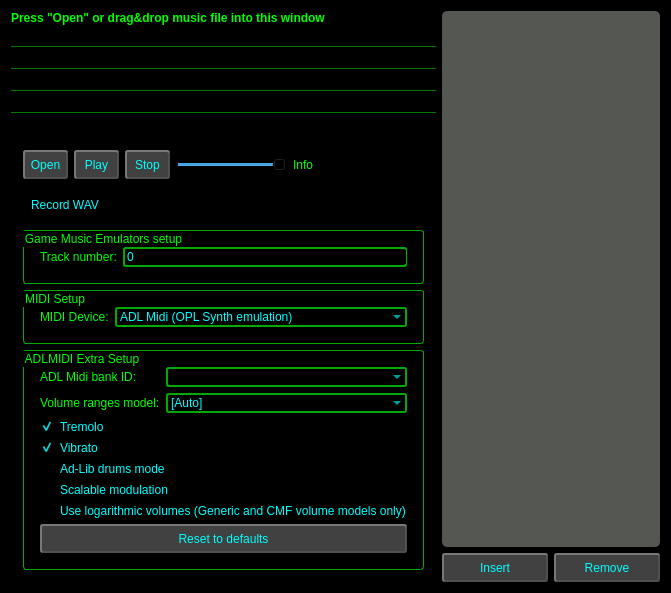
This is MusicPlayer/MainWindow/mainwindow.ui in WohlSoft/Moondust-Project as Qt 5 draws it before an edit. The edited form follows.
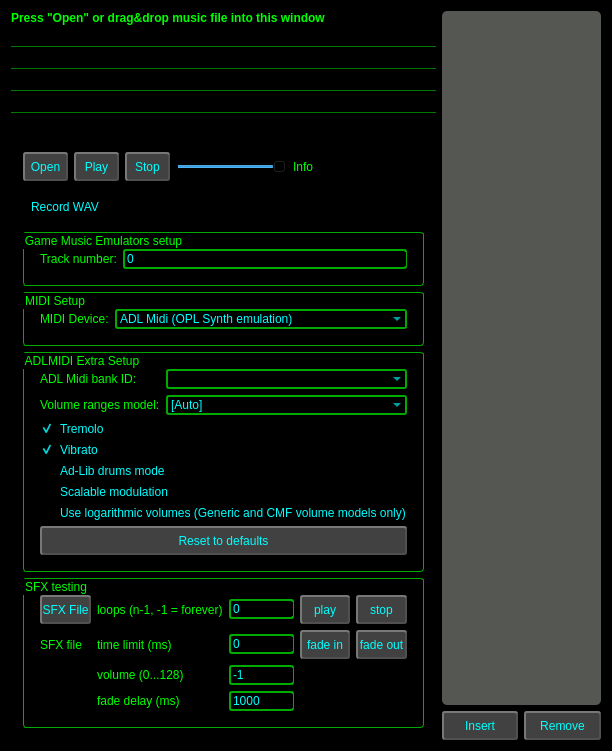
This is the edited form. Icons and pictures are not drawn.

Commit message: MisicPlayer: Added SFX testing feature (which is working independently from regular music playing)

```diff
--- a/MusicPlayer/MainWindow/mainwindow.ui
+++ b/MusicPlayer/MainWindow/mainwindow.ui
@@ -6,8 +6,8 @@
    <rect>
     <x>0</x>
     <y>0</y>
-    <width>671</width>
-    <height>593</height>
+    <width>612</width>
+    <height>751</height>
    </rect>
   </property>
   <property name="minimumSize">
@@ -327,6 +327,134 @@
          </layout>
         </widget>
        </item>
+       <item row="4" column="0" colspan="2">
+        <widget class="QGroupBox" name="sfx_testing">
+         <property name="title">
+          <string>SFX testing</string>
+         </property>
+         <layout class="QGridLayout" name="gridLayout_3">
+          <item row="0" column="0">
+           <widget class="QPushButton" name="sfx_open">
+            <property name="text">
+             <string>SFX File</string>
+            </property>
+           </widget>
+          </item>
+          <item row="0" column="1">
+           <widget class="QLabel" name="label_6">
+            <property name="text">
+             <string>loops (n-1, -1 = forever)</string>
+            </property>
+           </widget>
+          </item>
+          <item row="0" column="2">
+           <widget class="QSpinBox" name="sfx_loops">
+            <property name="minimum">
+             <number>-1</number>
+            </property>
+            <property name="maximum">
+             <number>999999999</number>
+            </property>
+           </widget>
+          </item>
+          <item row="0" column="3">
+           <widget class="QPushButton" name="sfx_play">
+            <property name="text">
+             <string>play</string>
+            </property>
+           </widget>
+          </item>
+          <item row="0" column="4">
+           <widget class="QPushButton" name="sfx_stop">
+            <property name="text">
+             <string>stop</string>
+            </property>
+           </widget>
+          </item>
+          <item row="1" column="1">
+           <widget class="QLabel" name="label_7">
+            <property name="text">
+             <string>time limit (ms)</string>
+            </property>
+           </widget>
+          </item>
+          <item row="1" column="2">
+           <widget class="QSpinBox" name="sfx_timed">
+            <property name="minimum">
+             <number>0</number>
+            </property>
+            <property name="maximum">
+             <number>9999999</number>
+            </property>
+            <property name="value">
+             <number>0</number>
+            </property>
+           </widget>
+          </item>
+          <item row="1" column="3">
+           <widget class="QPushButton" name="sfx_fadeIn">
+            <property name="text">
+             <string>fade in</string>
+            </property>
+           </widget>
+          </item>
+          <item row="1" column="4">
+           <widget class="QPushButton" name="sfx_fadeout">
+            <property name="text">
+             <string>fade out</string>
+            </property>
+           </widget>
+          </item>
+          <item row="2" column="1">
+           <widget class="QLabel" name="label_8">
+            <property name="text">
+             <string>volume (0...128)</string>
+            </property>
+           </widget>
+          </item>
+          <item row="2" column="2">
+           <widget class="QSpinBox" name="sfx_volume">
+            <property name="minimum">
+             <number>-1</number>
+            </property>
+            <property name="maximum">
+             <number>128</number>
+            </property>
+            <property name="value">
+             <number>-1</number>
+            </property>
+           </widget>
+          </item>
+          <item row="3" column="1">
+           <widget class="QLabel" name="label_9">
+            <property name="text">
+             <string>fade delay (ms)</string>
+            </property>
+           </widget>
+          </item>
+          <item row="3" column="2">
+           <widget class="QSpinBox" name="sfx_fadems">
+            <property name="maximum">
+             <number>9999999</number>
+            </property>
+            <property name="value">
+             <number>1000</number>
+            </property>
+           </widget>
+          </item>
+          <item row="1" column="0">
+           <widget class="QLabel" name="sfx_file">
+            <property name="text">
+             <string>SFX file</string>
+            </property>
+            <property name="scaledContents">
+             <bool>true</bool>
+            </property>
+           </widget>
+          </item>
+         </layout>
+        </widget>
+       </item>
       </layout>
      </widget>
     </item>
```
Left out of the diff: 94 changed lines with no effect on the pictures. The commit also changes 3 other files.
